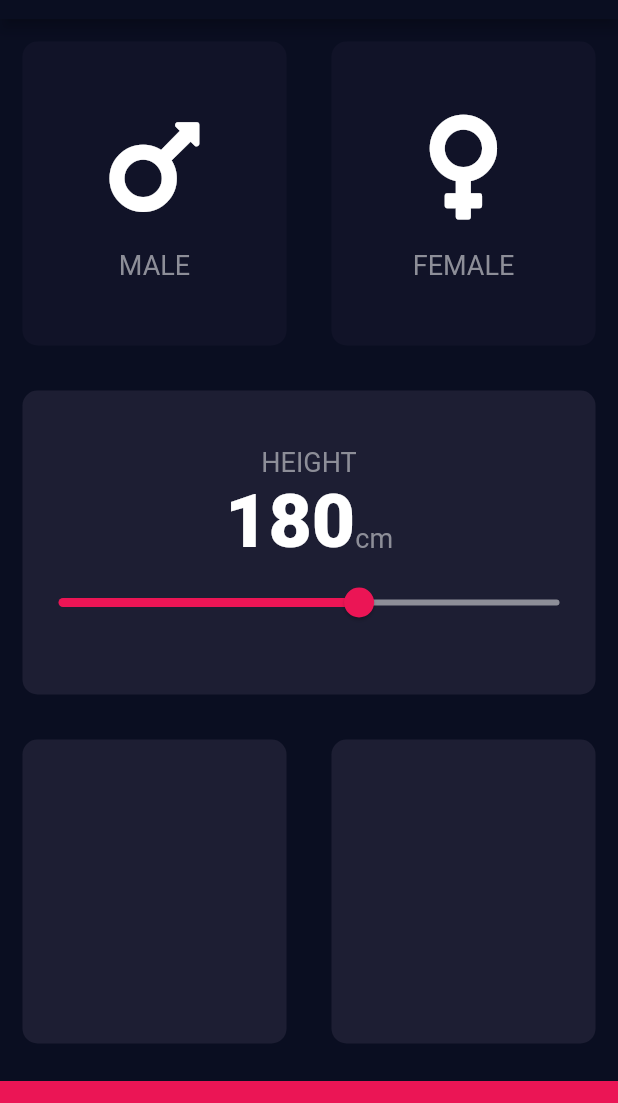
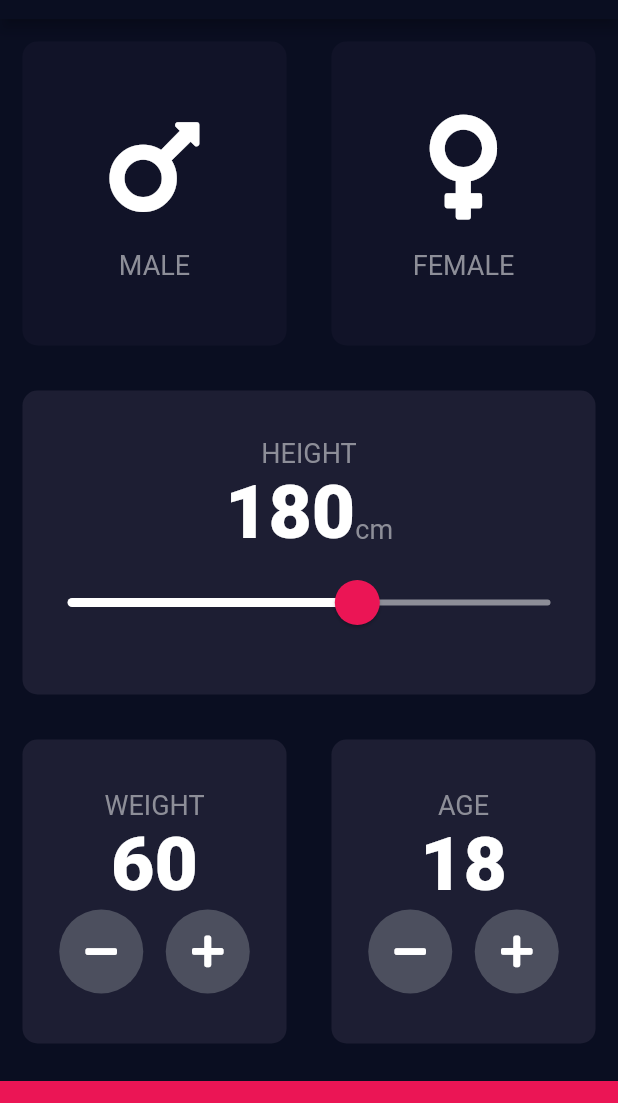
Before and after one commit to Nirbhay-nrb/Flutter, a Flutter app: the screen it shows after launch, on a phone screen of 412 x 824 dp, the part 65-1168 px from its top. Run offline on Flutter 3.47's test engine with Material 2 defaults, Android fonts, the light colour scheme and no system bars; our stand-ins replace audioplayers, font_awesome_flutter, rflutter_alert.

Commit message:
input page completed

```diff
--- a/bmi-calculator-flutter/lib/constants.dart
+++ b/bmi-calculator-flutter/lib/constants.dart
@@ -4,6 +4,7 @@ const kBottomContainerHeight = 60.0;
 const kActiveCardColour = Color(0xFF1D1E33);
 const kInactiveCardColour = Color(0xFF111328);
 const kBottomContainerColour = Color(0xFFEB1555);
+const kRoundButtonColour = Color(0xFF4C4F5E);
 
 const kLabelTextStyle = TextStyle(
   fontSize: 18.0,
--- a/bmi-calculator-flutter/lib/input_page.dart
+++ b/bmi-calculator-flutter/lib/input_page.dart
@@ -14,6 +14,8 @@ class InputPage extends StatefulWidget {
 class _InputPageState extends State<InputPage> {
   Gender selectedGender;
   int height = 180;
+  int weight = 60;
+  int age = 18;
 
   @override
   Widget build(BuildContext context) {
@@ -89,17 +91,27 @@ class _InputPageState extends State<InputPage> {
                       ),
                     ],
                   ),
-                  Slider(
+                  SliderTheme(
+                    data: SliderTheme.of(context).copyWith(
+                      thumbColor: Color(0xFFEB1555),
+                      activeTrackColor: Colors.white,
+                      inactiveTrackColor: Color(0xFF8D8E98),
+                      overlayColor: Color(0x29EB1555),
+                      thumbShape:
+                          RoundSliderThumbShape(enabledThumbRadius: 15.0),
+                      overlayShape:
+                          RoundSliderOverlayShape(overlayRadius: 30.0),
+                    ),
+                    child: Slider(
                       value: height.toDouble(),
                       min: 120.0,
                       max: 220.0,
-                    activeColor: Color(0xFFEB1555),
-                    inactiveColor: Color(0xFF8D8E98),
                       onChanged: (double newValue) {
                         setState(() {
                           height = newValue.toInt();
                         });
                       },
+                    ),
                   ),
                 ],
               ),
@@ -111,11 +123,85 @@ class _InputPageState extends State<InputPage> {
                 Expanded(
                   child: ReusableCard(
                     colour: kActiveCardColour,
+                    cardChild: Column(
+                      mainAxisAlignment: MainAxisAlignment.center,
+                      children: <Widget>[
+                        Text(
+                          'WEIGHT',
+                          style: kLabelTextStyle,
+                        ),
+                        Text(
+                          weight.toString(),
+                          style: kNumberTextStyle,
+                        ),
+                        Row(
+                          mainAxisAlignment: MainAxisAlignment.center,
+                          children: <Widget>[
+                            RoundIconButton(
+                              icon: FontAwesomeIcons.minus,
+                              onPress: () {
+                                setState(() {
+                                  weight--;
+                                });
+                              },
+                            ),
+                            SizedBox(
+                              width: 15.0,
+                            ),
+                            RoundIconButton(
+                              icon: FontAwesomeIcons.plus,
+                              onPress: () {
+                                setState(() {
+                                  weight++;
+                                });
+                              },
+                            ),
+                          ],
+                        ),
+                      ],
+                    ),
                   ),
                 ),
                 Expanded(
                   child: ReusableCard(
                     colour: kActiveCardColour,
+                    cardChild: Column(
+                      mainAxisAlignment: MainAxisAlignment.center,
+                      children: <Widget>[
+                        Text(
+                          'AGE',
+                          style: kLabelTextStyle,
+                        ),
+                        Text(
+                          age.toString(),
+                          style: kNumberTextStyle,
+                        ),
+                        Row(
+                          mainAxisAlignment: MainAxisAlignment.center,
+                          children: <Widget>[
+                            RoundIconButton(
+                              icon: FontAwesomeIcons.minus,
+                              onPress: () {
+                                setState(() {
+                                  age--;
+                                });
+                              },
+                            ),
+                            SizedBox(
+                              width: 15.0,
+                            ),
+                            RoundIconButton(
+                              icon: FontAwesomeIcons.plus,
+                              onPress: () {
+                                setState(() {
+                                  age++;
+                                });
+                              },
+                            ),
+                          ],
+                        ),
+                      ],
+                    ),
                   ),
                 ),
               ],
@@ -132,3 +218,23 @@ class _InputPageState extends State<InputPage> {
     );
   }
 }
+
+class RoundIconButton extends StatelessWidget {
+  final IconData icon;
+  final Function onPress;
+  RoundIconButton({this.icon, @required this.onPress});
+  @override
+  Widget build(BuildContext context) {
+    return RawMaterialButton(
+      onPressed: onPress,
+      child: Icon(icon),
+      elevation: 0.0,
+      constraints: BoxConstraints.tightFor(
+        width: 56.0,
+        height: 56.0,
+      ),
+      shape: CircleBorder(),
+      fillColor: kRoundButtonColour,
+    );
+  }
+}
```
Lines whose indentation alone changed are shown as unchanged.
